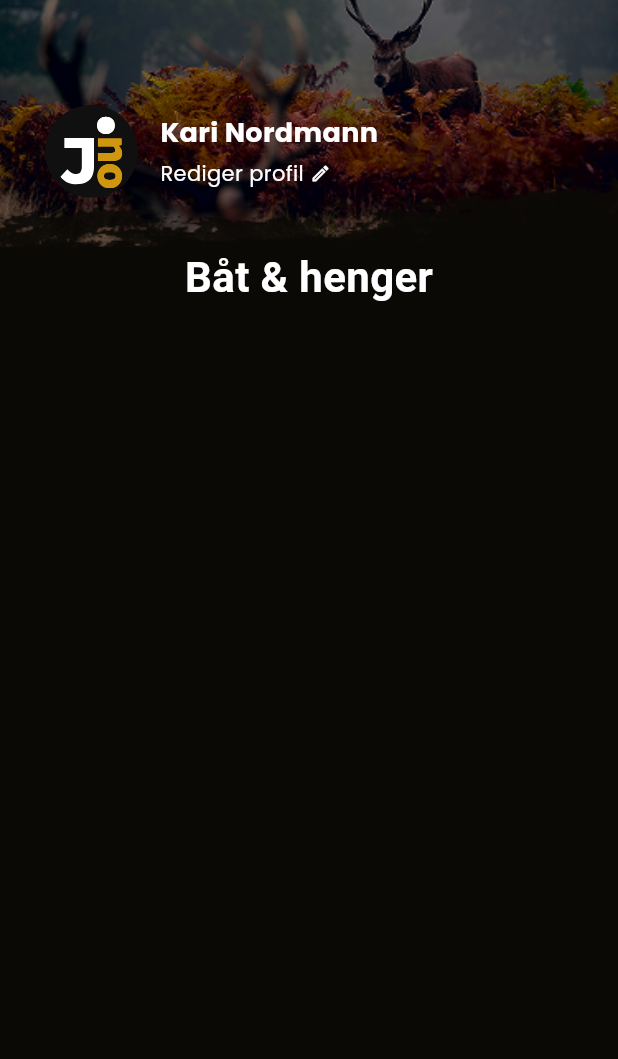
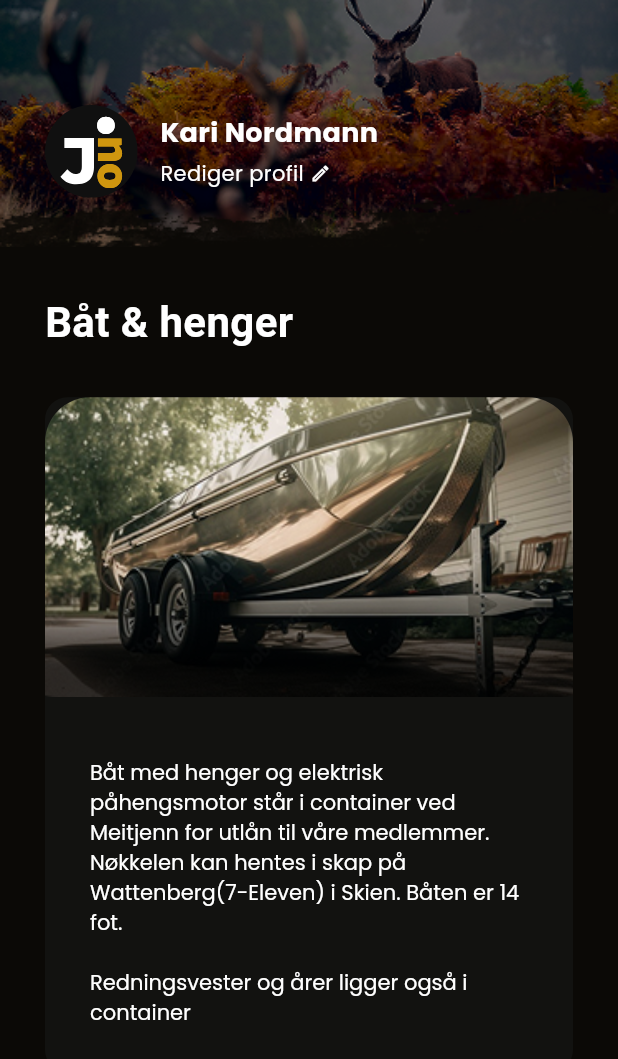
Before and after one commit to jorgthorGH/jakting, a Flutter app: the ReservePage screen opened directly with sample values from the repository, on a phone screen of 412 x 824 dp. Shown: the top 1059 px of the screen. Run offline on Flutter 3.47's test engine with Material 3 defaults, Android fonts, the phone set to English and light mode, and no system bars; our stand-ins replace flutter_svg, google_fonts; Roboto replaces fonts that are missing (Aleo).

Commit message:
Reserveringsside + nye widgets

```diff
--- a/lib/core/theme/app_colors.dart
+++ b/lib/core/theme/app_colors.dart
@@ -9,6 +9,8 @@ class AppColors {
   static const Color cardBackground = Color(0xFF202020);
   static const Color vippsColor = Color(0xff565656);
   static const Color infoCardColor = Color(0xff292313);
+  static const Color infoCardColorSecondary = Color(0xff121210);
+  static const Color smallInfoBoxColor = Color(0xff1e1c19);
   static const Color whiteBtnText = Color(0xff0b1015);
   static const Gradient itemCardBackground = LinearGradient(
     begin: Alignment.topLeft,
--- a/lib/core/widgets/info_card.dart
+++ b/lib/core/widgets/info_card.dart
@@ -2,34 +2,67 @@ import 'package:flutter/material.dart';
 import 'package:jaktapp/core/theme/app_colors.dart';
 import 'package:google_fonts/google_fonts.dart';
 import 'package:jaktapp/core/widgets/button.dart';
+import 'package:jaktapp/core/widgets/small_info_box.dart';
 import '../../../../core/constants/app_assets.dart';
 import '../../../../core/utils/extensions.dart';
 
 class InfoCard extends StatelessWidget {
   final String text;
+  final Color backgroundColor;
   final CustomButton? btn;
+  final String? imagePath;
 
-  const InfoCard({super.key, required this.text, this.btn});
+  const InfoCard({
+    super.key,
+    required this.text,
+    required this.backgroundColor,
+    this.btn,
+    this.imagePath,
+  });
 
   @override
   Widget build(BuildContext context) {
+    backgroundColor;
     return Container(
-      padding: const EdgeInsets.all(20),
       decoration: BoxDecoration(
-        color: AppColors.infoCardColor,
+        color: backgroundColor,
         borderRadius: BorderRadius.circular(15),
       ),
       child: Column(
-        crossAxisAlignment: CrossAxisAlignment.start,
+        crossAxisAlignment: CrossAxisAlignment.center,
         children: [
-          Text(
-            text,
-            style: GoogleFonts.poppins(color: AppColors.white, fontSize: 14),
+          if (imagePath != null) ...[
+            ClipRRect(
+              borderRadius: BorderRadius.vertical(top: Radius.circular(30)),
+              child: Image.asset(
+                imagePath!,
+                height: 200,
+                width: double.infinity,
+                fit: BoxFit.cover,
+              ),
+            ),
+            const SizedBox(height: 10),
+          ],
+
+          Padding(
+            padding: const EdgeInsets.all(30),
+            child: Column(
+              crossAxisAlignment: CrossAxisAlignment.start,
+              children: [
+                Text(
+                  text,
+                  style: GoogleFonts.poppins(
+                    color: AppColors.white,
+                    fontWeight: FontWeight.w400,
+                    letterSpacing: 0,
+                    fontSize: 14,
+                  ),
+                ),
+
+                if (btn != null) ...[const SizedBox(height: 20), btn!],
+              ],
+            ),
           ),
-          if (btn != null) ...[
-            const SizedBox(height: 10),
-            btn!,
-          ],
         ],
       ),
     );
--- a/lib/features/auth/presentation/pages/reserve_page.dart
+++ b/lib/features/auth/presentation/pages/reserve_page.dart
@@ -1,7 +1,11 @@
 import 'package:flutter/material.dart';
 import 'package:google_fonts/google_fonts.dart';
+import 'package:jaktapp/core/constants/app_assets_terreng.dart';
+import 'package:jaktapp/core/widgets/info_card.dart';
 import 'package:jaktapp/core/widgets/profile_header.dart';
+import 'package:jaktapp/core/widgets/small_info_box.dart';
 
+import '../../../../core/constants/app_assets.dart';
 import '../../../../core/models/terreng_data.dart';
 import '../../../../core/theme/app_colors.dart';
 import '../../../../core/utils/extensions.dart';
@@ -11,16 +15,25 @@ class ReservePage extends StatelessWidget {
 
   const ReservePage({super.key, required this.terreng});
 
+  @override
   Widget build(BuildContext context) {
-
     return Scaffold(
       backgroundColor: AppColors.background,
-      body: Column(
+      body: SingleChildScrollView(
+        child: Column(
           children: [
             ProfileHeader(
               height: context.height * 0.20,
               logoBottomOffset: context.height * 0.04,
             ),
+
+            Column(
+              children: [
+                Padding(
+                  padding: const EdgeInsets.all(30),
+                  child: Column(
+                    crossAxisAlignment: CrossAxisAlignment.start,
+                    children: [
                       Text(
                         terreng.title,
                         style: GoogleFonts.aleo(
@@ -29,7 +42,27 @@ class ReservePage extends StatelessWidget {
                           fontWeight: FontWeight.bold,
                         ),
                       ),
+
+                      const SizedBox(height: 30),
+
+                      Column(
+                        children: [
+                          InfoCard(
+                            backgroundColor: AppColors.infoCardColorSecondary,
+                            imagePath: AppAssetsTerreng.boat,
+                            text: "Båt med henger og elektrisk påhengsmotor står i container ved Meitjenn for utlån til våre medlemmer. "
+                                  " Nøkkelen kan hentes i skap på Wattenberg(7-Eleven) i Skien. Båten er 14 fot. \n\n"
+                                  "Redningsvester og årer ligger også i container"
+                          ),
                         ],
+                      ),
+                    ],
+                  ),
+                ),
+              ],
+            ),
+          ],
+        ),
       ),
     );
   }
--- a/lib/features/auth/presentation/pages/user_home_page.dart
+++ b/lib/features/auth/presentation/pages/user_home_page.dart
@@ -53,10 +53,6 @@ class _UserHomePageState extends State<UserHomePage> {
                           ),
                         ),
                         const SizedBox(height: 30),
-                        InfoCard(
-                          text:
-                              "Lorem ipsum dolor sit amet, consectetur adipiscing elit",
-                        ),
                         const SizedBox(height: 30),
                         CustomButton(
                           text: "Registrer ny person",
```
Also changed, not shown: lib/app.dart (+5 -2 lines), lib/core/widgets/small_info_box.dart (added, +27 -0 lines). Lines whose indentation alone changed are shown as unchanged.
